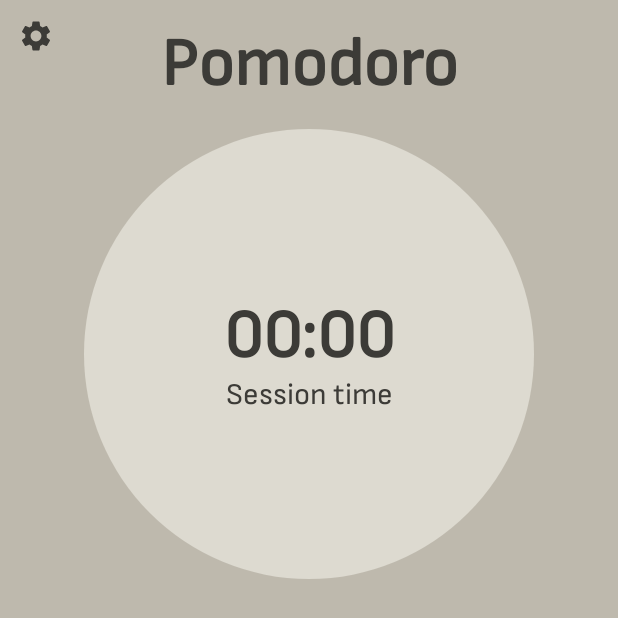
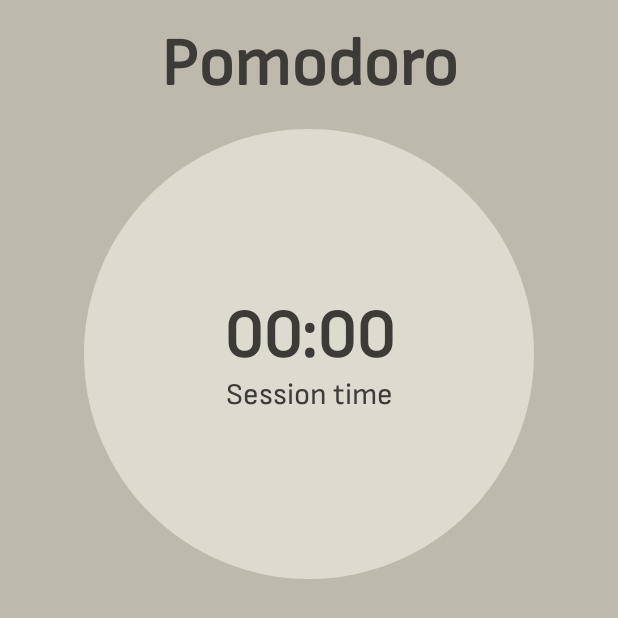
Before and after one commit to Juansebas064/Trabajo-de-grado, an Android app built with Jetpack Compose: the composable PomodoroPageView shown on its own in the app's theme, on a phone screen of 412 x 824 dp, the top half of it. Run offline under Robolectric (Android 15) with nearby library versions, the light colour scheme and no system bars; our stand-ins replace Dagger/Hilt's generated code.

Commit message:
Adjusted menu strings

```diff
--- a/app/src/main/java/com/brightbox/dino/MainActivity.kt
+++ b/app/src/main/java/com/brightbox/dino/MainActivity.kt
@@ -89,7 +89,7 @@ class MainActivity : ComponentActivity() {
                         .fillMaxSize()
                         .background(
                             if (state.value.solidBackground) MaterialTheme.colorScheme.background
-                            else Color.Transparent
+                            else MaterialTheme.colorScheme.background.copy(0.1f)
                         )
                 ) {
                     NavigationRoot()
--- a/app/src/main/java/com/brightbox/dino/views/home/PomodoroPageView.kt
+++ b/app/src/main/java/com/brightbox/dino/views/home/PomodoroPageView.kt
@@ -36,7 +36,6 @@ import com.brightbox.dino.views.home.pages.pomodoro_page.TimerComponent
 @Composable
 fun PomodoroPageView(
     modifier: Modifier = Modifier,
-    onNavigateToPreferences: () -> Unit
 ) {
     val pomodoroViewModel: PomodoroViewModel = viewModel()
 
@@ -158,16 +157,6 @@ fun PomodoroPageView(
             }
         }
 
-        NavigationButton(
-            modifier = Modifier.align(Alignment.TopStart),
-            icon = Icons.Default.Settings,
-            color = MaterialTheme.colorScheme.onBackground,
-            description = "Settings",
-            onNavigate = {
-                onNavigateToPreferences()
-            }
-        )
-
 //        NavigationButton(
 //            modifier = Modifier.align(Alignment.TopEnd),
 //            icon = when (preferencesState.value.theme) {
--- a/app/src/main/java/com/brightbox/dino/views/home/menu/MenuView.kt
+++ b/app/src/main/java/com/brightbox/dino/views/home/menu/MenuView.kt
@@ -85,7 +85,9 @@ fun MenuView(
                 text = context.getString(R.string.press_and_hold_an_app_for_more_options),
                 textAlign = TextAlign.Center,
                 style = MaterialTheme.typography.bodyMedium,
-                color = MaterialTheme.colorScheme.onBackground
+                color = MaterialTheme.colorScheme.onBackground,
+                lineHeight = MaterialTheme.typography.bodyMedium.fontSize,
+                modifier = Modifier.fillMaxWidth(0.8f)
             )
         }
 
--- a/app/src/main/java/com/brightbox/dino/views/home/pages/pomodoro_page/PomodoroInputsComponent.kt
+++ b/app/src/main/java/com/brightbox/dino/views/home/pages/pomodoro_page/PomodoroInputsComponent.kt
@@ -11,6 +11,7 @@ import androidx.compose.material3.MaterialTheme
 import androidx.compose.material3.Text
 import androidx.compose.runtime.Composable
 import androidx.compose.ui.Modifier
+import androidx.compose.ui.graphics.Color
 import androidx.compose.ui.platform.LocalContext
 import androidx.compose.ui.text.font.FontWeight
 import androidx.compose.ui.text.style.TextAlign
@@ -65,7 +66,7 @@ fun PomodoroInputsComponent(
                     enabled = enabled,
                     value = sessionTime,
                     textStyle = MaterialTheme.typography.titleSmall.copy(fontWeight = FontWeight.Normal),
-                    backgroundColor = MaterialTheme.colorScheme.background,
+                    backgroundColor = Color.Transparent,
                     contentColor = MaterialTheme.colorScheme.onBackground,
                     indicationColor = MaterialTheme.colorScheme.onBackground,
                     onValueChange = {
@@ -104,7 +105,7 @@ fun PomodoroInputsComponent(
                     enabled = enabled,
                     value = breakTime,
                     textStyle = MaterialTheme.typography.titleSmall.copy(fontWeight = FontWeight.Normal),
-                    backgroundColor = MaterialTheme.colorScheme.background,
+                    backgroundColor = Color.Transparent,
                     contentColor = MaterialTheme.colorScheme.onBackground,
                     indicationColor = MaterialTheme.colorScheme.onBackground,
                     onValueChange = {
@@ -143,7 +144,7 @@ fun PomodoroInputsComponent(
                     enabled = enabled,
                     value = numberOfSessions,
                     textStyle = MaterialTheme.typography.titleSmall.copy(fontWeight = FontWeight.Normal),
-                    backgroundColor = MaterialTheme.colorScheme.background,
+                    backgroundColor = Color.Transparent,
                     contentColor = MaterialTheme.colorScheme.onBackground,
                     indicationColor = MaterialTheme.colorScheme.onBackground,
                     onValueChange = {
@@ -154,7 +155,7 @@ fun PomodoroInputsComponent(
                 Text(
                     text = context.getString(R.string.minutes_short),
                     style = MaterialTheme.typography.titleSmall.copy(fontWeight = FontWeight.Normal),
-                    color = MaterialTheme.colorScheme.background,
+                    color = Color.Transparent,
                 )
             }
         }
--- a/app/src/main/res/values/strings.xml
+++ b/app/src/main/res/values/strings.xml
@@ -67,7 +67,7 @@
 
     <!--  Menu  -->
     <string name="menu">Menu</string>
-    <string name="press_and_hold_an_app_for_more_options">Press and hold an app for more options</string>
+    <string name="press_and_hold_an_app_for_more_options">Press and hold an app for more options. Press ➞ in keyboard to open the app with the icon.</string>
     <string name="search">Search</string>
     <string name="on_the_internet">on the internet</string>
 
```
Also changed, not shown: app/src/main/java/com/brightbox/dino/views/home/HomeView.kt (+2 -6 lines), 1 other file.
